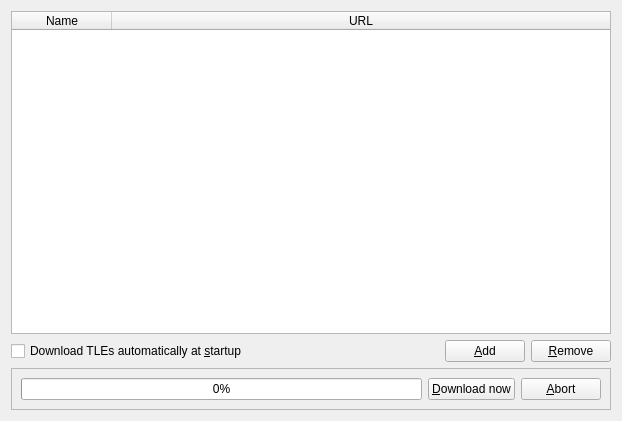
This is ui/TLESourceTab.ui in BatchDrake/SigDigger as Qt 5 draws it before an edit. The edited form follows.
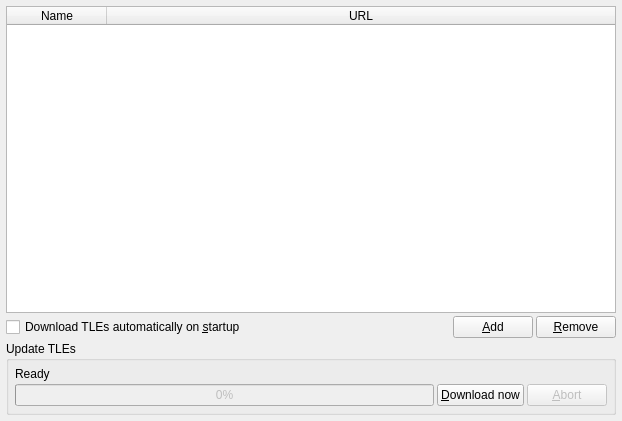
This is the edited form.

Commit message: WIP: implement download button

```diff
--- a/ui/TLESourceTab.ui
+++ b/ui/TLESourceTab.ui
@@ -14,39 +14,21 @@
    <string>Form</string>
   </property>
   <layout class="QGridLayout" name="gridLayout">
-   <item row="3" column="0" colspan="4">
-    <widget class="QFrame" name="downloadProgress">
-     <property name="frameShape">
-      <enum>QFrame::StyledPanel</enum>
-     </property>
-     <property name="frameShadow">
-      <enum>QFrame::Raised</enum>
-     </property>
-     <layout class="QGridLayout" name="gridLayout_2">
-      <item row="0" column="2">
-       <widget class="QPushButton" name="downloadButton">
-        <property name="text">
-         <string>&amp;Download now</string>
-        </property>
-       </widget>
-      </item>
-      <item row="0" column="5">
-       <widget class="QPushButton" name="abortDownloadButton">
-        <property name="text">
-         <string>&amp;Abort</string>
-        </property>
-       </widget>
-      </item>
-      <item row="0" column="1">
-       <widget class="QProgressBar" name="progressBar">
-        <property name="value">
-         <number>0</number>
-        </property>
-       </widget>
-      </item>
-     </layout>
-    </widget>
-   </item>
+   <property name="leftMargin">
+    <number>6</number>
+   </property>
+   <property name="topMargin">
+    <number>6</number>
+   </property>
+   <property name="rightMargin">
+    <number>6</number>
+   </property>
+   <property name="bottomMargin">
+    <number>6</number>
+   </property>
+   <property name="spacing">
+    <number>3</number>
+   </property>
    <item row="1" column="3">
     <widget class="QPushButton" name="removeTLESourceButton">
      <property name="text">
@@ -102,7 +84,7 @@
    <item row="1" column="0">
     <widget class="QCheckBox" name="autoDownloadCheck">
      <property name="text">
-      <string>Download TLEs automatically at &amp;startup</string>
+      <string>Download TLEs automatically on &amp;startup</string>
      </property>
     </widget>
    </item>
@@ -119,6 +101,64 @@
      </property>
     </spacer>
    </item>
+   <item row="3" column="0" colspan="4">
+    <widget class="QGroupBox" name="x">
+     <property name="title">
+      <string>Update TLEs</string>
+     </property>
+     <layout class="QGridLayout" name="gridLayout_2">
+      <property name="leftMargin">
+       <number>6</number>
+      </property>
+      <property name="topMargin">
+       <number>6</number>
+      </property>
+      <property name="rightMargin">
+       <number>6</number>
+      </property>
+      <property name="bottomMargin">
+       <number>6</number>
+      </property>
+      <property name="spacing">
+       <number>3</number>
+      </property>
+      <item row="1" column="1">
+       <widget class="QProgressBar" name="downloadProgress">
+        <property name="enabled">
+         <bool>false</bool>
+        </property>
+        <property name="value">
+         <number>0</number>
+        </property>
+       </widget>
+      </item>
+      <item row="1" column="2">
+       <widget class="QPushButton" name="downloadButton">
+        <property name="text">
+         <string>&amp;Download now</string>
+        </property>
+       </widget>
+      </item>
+      <item row="0" column="1" colspan="5">
+       <widget class="QLabel" name="downloadStatusLabel">
+        <property name="text">
+         <string>Ready</string>
+        </property>
+       </widget>
+      </item>
+      <item row="1" column="3" colspan="3">
+       <widget class="QPushButton" name="abortDownloadButton">
+        <property name="enabled">
+         <bool>false</bool>
+        </property>
+        <property name="text">
+         <string>&amp;Abort</string>
+        </property>
+       </widget>
+      </item>
+     </layout>
+    </widget>
+   </item>
   </layout>
  </widget>
  <resources/>
```
The commit also changes 5 other files.
